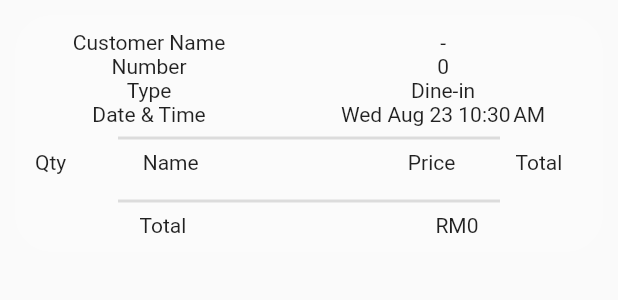
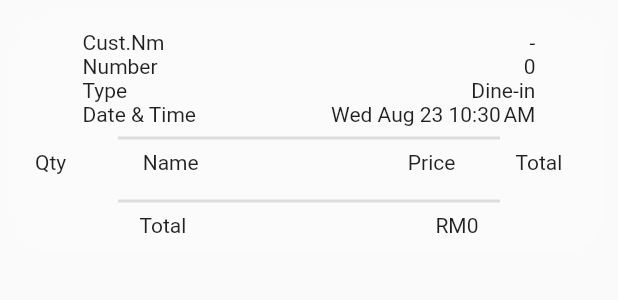
Before and after one commit to ahriyadh19/Chef-Yas-App, a Flutter app: the ShowResult widget shown alone on an empty page, opened directly with empty values, on a phone screen of 412 x 824 dp. Shown: the top 300 px of the screen. Run offline on Flutter 3.47's test engine with Material 2 defaults, Android fonts, the phone set to English and light mode, and no system bars; our stand-ins replace awesome_dialog, flutter_spinbox, shared_preferences, toggle_switch; missing offline and left inert: bluetooth_print, toggle_list; accounts and stored records are empty.

Commit message:
Update v5.0

```diff
--- a/lib/model/item.dart
+++ b/lib/model/item.dart
@@ -6,7 +6,7 @@ class Item {
   String itemName;
   String itemNameDisplay;
   String? itemNote;
-  int itemPrice;
+  double itemPrice;
   Item({
     required this.itemID,
     required this.itemName,
@@ -20,7 +20,7 @@ class Item {
     String? itemName,
     String? itemNameDisplay,
     String? itemNote,
-    int? itemPrice,
+    double? itemPrice,
   }) {
     return Item(
       itemID: itemID ?? this.itemID,
@@ -47,7 +47,7 @@ class Item {
       itemName: map['itemName'] as String,
       itemNameDisplay: map['itemNameDisplay'] as String,
       itemNote: map['itemNote'] != null ? map['itemNote'] as String : null,
-      itemPrice: map['itemPrice'] as int,
+      itemPrice: map['itemPrice'] as double,
     );
   }
 
--- a/lib/model/order.dart
+++ b/lib/model/order.dart
@@ -9,7 +9,7 @@ class Order {
   DateTime orderTime;
   int orderNumber;
   int orderType;
-  int total;
+  double total;
   String? orderName;
   List<Item> items;
   List<int> itemsQuantity;
@@ -27,7 +27,7 @@ class Order {
     DateTime? orderTime,
     int? orderNumber,
     int? orderType,
-    int? total,
+    double? total,
     String? orderName,
     List<Item>? items,
     List<int>? itemsQuantity,
@@ -57,19 +57,14 @@ class Order {
 
   factory Order.fromMap(Map<String, dynamic> map) {
     return Order(
-        orderTime: DateTime.fromMillisecondsSinceEpoch(map['orderTime'] as int),
-        orderNumber: map['orderNumber'] as int,
-        orderType: map['orderType'] as int,
-        total: map['total'] as int,
-        orderName: map['orderName'] != null ? map['orderName'] as String : null,
-        items: List<Item>.from(
-          (map['items'] as List<int>).map<Item>(
-            (x) => Item.fromMap(x as Map<String, dynamic>),
-          ),
-        ),
-        itemsQuantity: List<int>.from(
-          (map['itemsQuantity'] as List<int>),
-        ));
+      orderTime: DateTime.fromMillisecondsSinceEpoch(map['orderTime'] as int),
+      orderNumber: map['orderNumber'] as int,
+      orderType: map['orderType'] as int,
+      total: map['total'] as double,
+      orderName: map['orderName'] != null ? map['orderName'] as String : null,
+      items: List<Item>.from((map['items'] as List<int>).map<Item>((x) => Item.fromMap(x as Map<String,dynamic>),),),
+      itemsQuantity: List<int>.from((map['itemsQuantity'] as List<int>),
+    ));
   }
 
   String toJson() => json.encode(toMap());
--- a/lib/view/content/show_result.dart
+++ b/lib/view/content/show_result.dart
@@ -3,11 +3,20 @@ import 'package:flutter/material.dart';
 import 'package:intl/intl.dart';
 
 class ShowResult extends StatelessWidget {
-  final Order o;
+  final Order currentOrder;
   const ShowResult({
     Key? key,
-    required this.o,
+    required this.currentOrder,
   }) : super(key: key);
+
+  String formatPrice(double price) {
+    String priceString = price.toString();
+    if (priceString.endsWith('.0') || priceString.endsWith('.00') || priceString.endsWith('.000')) {
+      return '${price.toInt()}';
+    } else {
+      return '$price';
+    }
+  }
 
   @override
   Widget build(BuildContext context) {
@@ -22,15 +31,15 @@ class ShowResult extends StatelessWidget {
       child: SingleChildScrollView(
         controller: ScrollController(),
         child: Column(
-          mainAxisAlignment: MainAxisAlignment.center,
           children: [
             Row(
               mainAxisAlignment: MainAxisAlignment.spaceAround,
               children: [
                 const Column(
                   mainAxisAlignment: MainAxisAlignment.start,
+                  crossAxisAlignment: CrossAxisAlignment.start,
                   children: [
-                    Text('Customer Name'),
+                    Text('Cust.Nm'),
                     Text('Number'),
                     Text('Type'),
                     Text('Date & Time'),
@@ -38,11 +47,12 @@ class ShowResult extends StatelessWidget {
                 ),
                 Column(
                   mainAxisAlignment: MainAxisAlignment.start,
+                  crossAxisAlignment: CrossAxisAlignment.end,
                   children: [
-                    Text(o.orderName != null && o.orderName != '' ? o.orderName! : '-'),
-                    Text('${o.orderNumber}'),
-                    Text(o.orderType == 0 ? 'Dine-in' : 'Takeaway'),
-                    Text(DateFormat.MMMEd().add_jm().format(o.orderTime).split(',').join()),
+                    Text(currentOrder.orderName != null && currentOrder.orderName != '' ? currentOrder.orderName! : '-'),
+                    Text('${currentOrder.orderNumber}'),
+                    Text(currentOrder.orderType == 0 ? 'Dine-in' : 'Takeaway'),
+                    Text(DateFormat.MMMEd().add_jm().format(currentOrder.orderTime).split(',').join()),
                   ],
                 ),
               ],
@@ -57,11 +67,12 @@ class ShowResult extends StatelessWidget {
                 SizedBox(width: 45, child: Text('Total'))
               ],
             ),
+            if (currentOrder.items.length > 1) Divider(endIndent: w / 6, indent: w / 6, thickness: 2),
             ListView.builder(
               padding: const EdgeInsets.all(5),
               shrinkWrap: true,
               controller: ScrollController(),
-              itemCount: o.items.length,
+              itemCount: currentOrder.items.length,
               itemBuilder: (_, int index) {
                 return Column(
                   children: [
@@ -70,16 +81,16 @@ class ShowResult extends StatelessWidget {
                         Row(
                           mainAxisAlignment: MainAxisAlignment.spaceAround,
                           children: [
-                            SizedBox(width: 45, child: Text('${o.itemsQuantity[index]}')),
-                            SizedBox(width: 150, child: Text(o.items[index].itemName)),
-                            SizedBox(width: 45, child: Text('${o.items[index].itemPrice}')),
-                            SizedBox(width: 45, child: Text('${o.items[index].itemPrice * o.itemsQuantity[index]}'))
+                            SizedBox(width: 45, child: Text('${currentOrder.itemsQuantity[index]}')),
+                            SizedBox(width: 150, child: Text(currentOrder.items[index].itemName)),
+                            SizedBox(width: 45, child: Text(formatPrice(currentOrder.items[index].itemPrice))),
+                            SizedBox(width: 45, child: Text(formatPrice(currentOrder.items[index].itemPrice * currentOrder.itemsQuantity[index])))
                           ],
                         ),
-                        if (o.items[index].itemNote != null && o.items[index].itemNote!.trim().isNotEmpty)
+                        if (currentOrder.items[index].itemNote != null && currentOrder.items[index].itemNote!.trim().isNotEmpty)
                           Padding(
                             padding: const EdgeInsets.all(5),
-                            child: Align(alignment: Alignment.centerLeft, child: Text('Note: ${o.items[index].itemNote!}')),
+                            child: Align(alignment: Alignment.centerLeft, child: Text('Note: ${currentOrder.items[index].itemNote!}')),
                           )
                       ],
                     )
@@ -90,7 +101,7 @@ class ShowResult extends StatelessWidget {
             Divider(endIndent: w / 6, indent: w / 6, thickness: 2),
             Row(
               mainAxisAlignment: MainAxisAlignment.spaceAround,
-              children: [const Text('Total'), Text('RM${o.total}')],
+              children: [const Text('Total'), Text('RM${formatPrice(currentOrder.total)}')],
             )
           ],
         ),
```
Also changed, not shown: lib/service/print_page.dart (+16 -21 lines), lib/view/main_pages/main_page.dart (+28 -28 lines).
